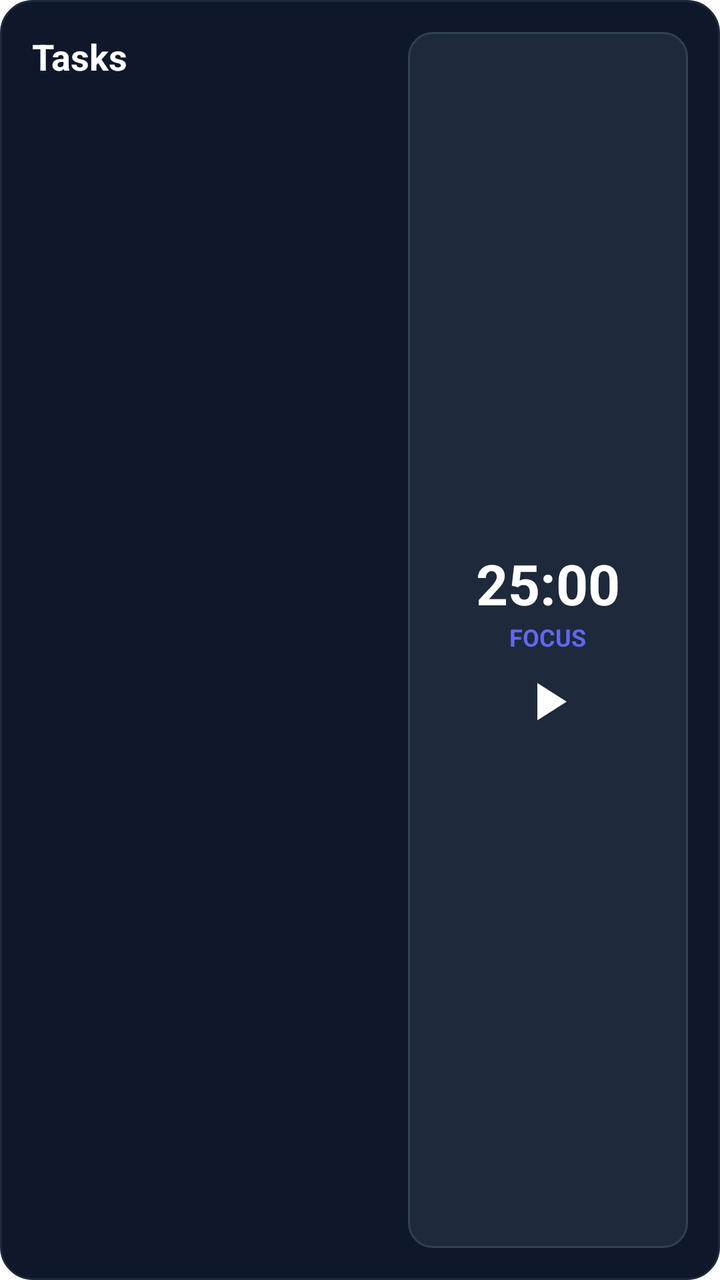
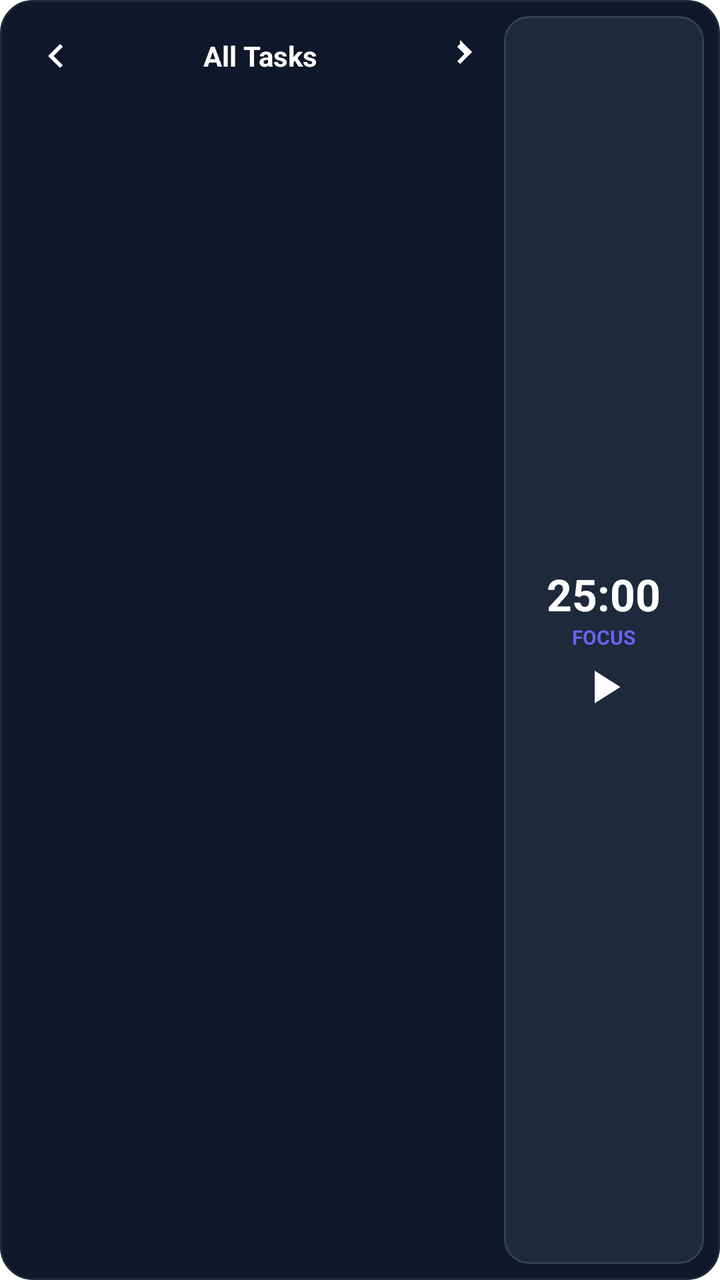

Screens rendered from an Android XML layout before and after an edit, with the pre-edit source and the edit as a unified diff.
<!-- AndroidManifest.xml: fallback theme Theme.MaterialComponents.DayNight.NoActionBar -->
<!-- res/layout/widget_layout.xml -->
<?xml version="1.0" encoding="utf-8"?>
<RelativeLayout xmlns:android="http://schemas.android.com/apk/res/android"
    android:layout_width="match_parent"
    android:layout_height="match_parent"
    android:background="@drawable/widget_background"
    android:padding="16dp">

    <LinearLayout
        android:id="@+id/tasks_container"
        android:layout_width="0dp"
        android:layout_height="match_parent"
        android:layout_alignParentStart="true"
        android:layout_toStartOf="@+id/timer_container"
        android:orientation="vertical">

        <TextView
            android:layout_width="wrap_content"
            android:layout_height="wrap_content"
            android:text="Tasks"
            android:textColor="#FFFFFF"
            android:textSize="18sp"
            android:textStyle="bold" />

        <LinearLayout
            android:id="@+id/widget_tasks_list"
            android:layout_width="match_parent"
            android:layout_height="wrap_content"
            android:layout_marginTop="8dp"
            android:orientation="vertical" />
    </LinearLayout>

    <LinearLayout
        android:id="@+id/timer_container"
        android:layout_width="140dp"
        android:layout_height="match_parent"
        android:layout_alignParentEnd="true"
        android:background="@drawable/timer_bg"
        android:gravity="center"
        android:orientation="vertical"
        android:padding="8dp">

        <TextView
            android:id="@+id/widget_timer_value"
            android:layout_width="wrap_content"
            android:layout_height="wrap_content"
            android:text="25:00"
            android:textColor="#FFFFFF"
            android:textSize="28sp"
            android:textStyle="bold" />

        <TextView
            android:id="@+id/widget_timer_status"
            android:layout_width="wrap_content"
            android:layout_height="wrap_content"
            android:text="FOCUS"
            android:textColor="#6366F1"
            android:textSize="12sp"
            android:textStyle="bold" />

        <ImageView
            android:id="@+id/widget_timer_toggle"
            android:layout_width="32dp"
            android:layout_height="32dp"
            android:layout_marginTop="8dp"
            android:src="@drawable/ic_play"
            android:contentDescription="Toggle Timer" />
    </LinearLayout>

</RelativeLayout>
<!-- resources referenced by this layout -->
<resources>
  <!-- drawable ic_play (drawable) -->
  <vector xmlns:android="http://schemas.android.com/apk/res/android"
      android:width="24dp"
      android:height="24dp"
      android:viewportWidth="24"
      android:viewportHeight="24"
      android:tint="#FFFFFF">
      <path
          android:fillColor="#FF000000"
          android:pathData="M8,5.14V19.14L19,12.14L8,5.14Z" />
  </vector>
  <!-- drawable timer_bg (drawable) -->
  <?xml version="1.0" encoding="utf-8"?>
  <shape xmlns:android="http://schemas.android.com/apk/res/android">
      <solid android:color="#1E293B" />
      <corners android:radius="12dp" />
      <stroke android:width="1dp" android:color="#334155" />
  </shape>
  <!-- drawable widget_background (drawable) -->
  <?xml version="1.0" encoding="utf-8"?>
  <shape xmlns:android="http://schemas.android.com/apk/res/android">
      <solid android:color="#0F172A" />
      <corners android:radius="16dp" />
      <stroke android:width="1dp" android:color="#1E293B" />
  </shape>
</resources>

<!-- the commit's change to res/layout/widget_layout.xml (unified diff, before → after) -->
@@ -3,41 +3,80 @@
     android:layout_width="match_parent"
     android:layout_height="match_parent"
     android:background="@drawable/widget_background"
-    android:padding="16dp">
+    android:padding="8dp">
 
+    
     <LinearLayout
         android:id="@+id/tasks_container"
-        android:layout_width="0dp"
+        android:layout_width="match_parent"
         android:layout_height="match_parent"
         android:layout_alignParentStart="true"
         android:layout_toStartOf="@+id/timer_container"
-        android:orientation="vertical">
+        android:orientation="vertical"
+        android:padding="8dp">
 
-        <TextView
-            android:layout_width="wrap_content"
+        
+        <LinearLayout
+            android:layout_width="match_parent"
             android:layout_height="wrap_content"
-            android:text="Tasks"
-            android:textColor="#FFFFFF"
-            android:textSize="18sp"
-            android:textStyle="bold" />
+            android:gravity="center_vertical"
+            android:orientation="horizontal">
 
-        <LinearLayout
+            <ImageView
+                android:id="@+id/widget_prev_project"
+                android:layout_width="24dp"
+                android:layout_height="24dp"
+                android:background="?android:attr/selectableItemBackgroundBorderless"
+                android:src="@drawable/ic_chevron_left" />
+
+            <TextView
+                android:id="@+id/widget_project_name"
+                android:layout_width="0dp"
+                android:layout_height="wrap_content"
+                android:layout_weight="1"
+                android:gravity="center"
+                android:text="All Tasks"
+                android:textColor="#FFFFFF"
+                android:textSize="14sp"
+                android:textStyle="bold" />
+
+            <ImageView
+                android:id="@+id/widget_next_project"
+                android:layout_width="24dp"
+                android:layout_height="24dp"
+                android:background="?android:attr/selectableItemBackgroundBorderless"
+                android:src="@drawable/ic_chevron_right" />
+        </LinearLayout>
+
+        
+        <ListView
             android:id="@+id/widget_tasks_list"
             android:layout_width="match_parent"
-            android:layout_height="wrap_content"
+            android:layout_height="match_parent"
             android:layout_marginTop="8dp"
-            android:orientation="vertical" />
+            android:divider="@android:color/transparent"
+            android:dividerHeight="4dp" />
+            
+        <TextView
+            android:id="@+id/widget_empty_view"
+            android:layout_width="match_parent"
+            android:layout_height="match_parent"
+            android:gravity="center"
+            android:text="No tasks found"
+            android:textColor="#A1A1AA"
+            android:visibility="gone" />
     </LinearLayout>
 
+    
     <LinearLayout
         android:id="@+id/timer_container"
-        android:layout_width="140dp"
+        android:layout_width="100dp"
         android:layout_height="match_parent"
         android:layout_alignParentEnd="true"
         android:background="@drawable/timer_bg"
         android:gravity="center"
         android:orientation="vertical"
-        android:padding="8dp">
+        android:padding="4dp">
 
         <TextView
             android:id="@+id/widget_timer_value"
@@ -45,7 +84,7 @@
             android:layout_height="wrap_content"
             android:text="25:00"
             android:textColor="#FFFFFF"
-            android:textSize="28sp"
+            android:textSize="22sp"
             android:textStyle="bold" />
 
         <TextView
@@ -54,16 +93,15 @@
             android:layout_height="wrap_content"
             android:text="FOCUS"
             android:textColor="#6366F1"
-            android:textSize="12sp"
+            android:textSize="10sp"
             android:textStyle="bold" />
 
         <ImageView
             android:id="@+id/widget_timer_toggle"
-            android:layout_width="32dp"
-            android:layout_height="32dp"
-            android:layout_marginTop="8dp"
-            android:src="@drawable/ic_play"
-            android:contentDescription="Toggle Timer" />
+            android:layout_width="28dp"
+            android:layout_height="28dp"
+            android:layout_marginTop="4dp"
+            android:src="@drawable/ic_play" />
     </LinearLayout>
 
 </RelativeLayout>
<!-- resource entries referenced after the edit -->
@@ -1,5 +1,25 @@
 <!-- resources referenced by this layout -->
 <resources>
+  <!-- drawable ic_chevron_left (drawable) -->
+  <vector xmlns:android="http://schemas.android.com/apk/res/android"
+      android:width="24dp"
+      android:height="24dp"
+      android:viewportWidth="24"
+      android:viewportHeight="24">
+    <path
+        android:pathData="M15.41,16.59L10.83,12l4.58,-4.59L14,6l-6,6 6,6 1.41,-1.41z"
+        android:fillColor="#FFFFFF"/>
+  </vector>
+  <!-- drawable ic_chevron_right (drawable) -->
+  <vector xmlns:android="http://schemas.android.com/apk/res/android"
+      android:width="24dp"
+      android:height="24dp"
+      android:viewportWidth="24"
+      android:viewportHeight="24">
+    <path
+        android:pathData="M10,6L8.59,7.41 12.17,11l-3.58,3.59L10,16l6,-6 -6,-6z"
+        android:fillColor="#FFFFFF"/>
+  </vector>
   <!-- drawable ic_play (drawable) -->
   <vector xmlns:android="http://schemas.android.com/apk/res/android"
       android:width="24dp"
